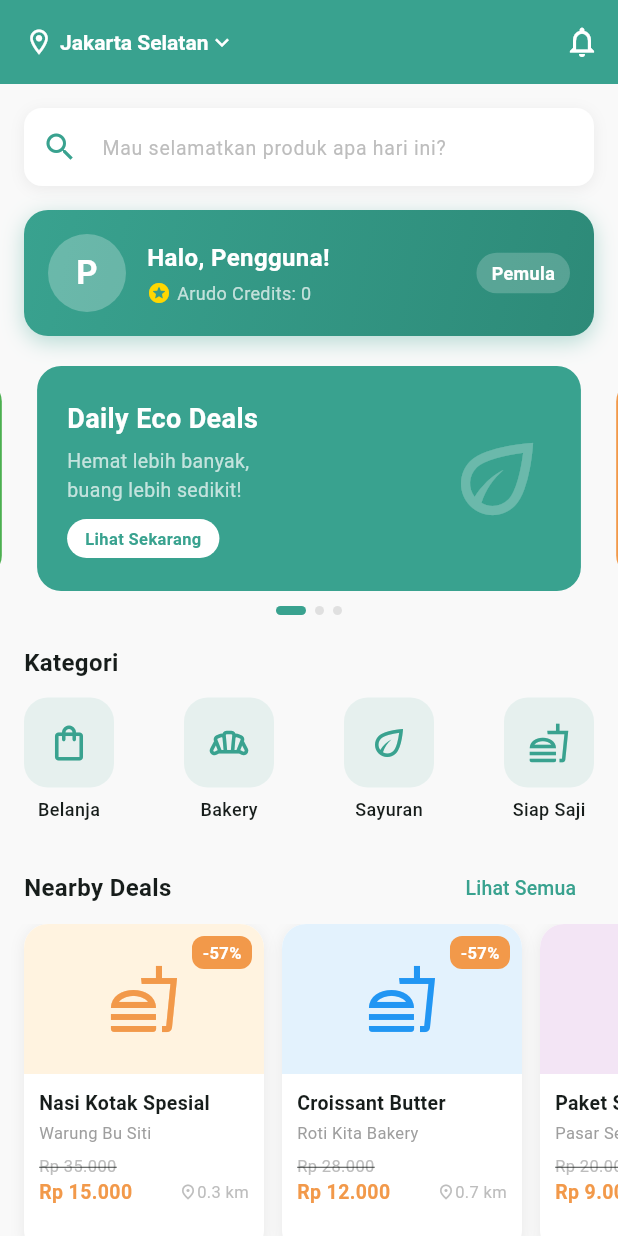
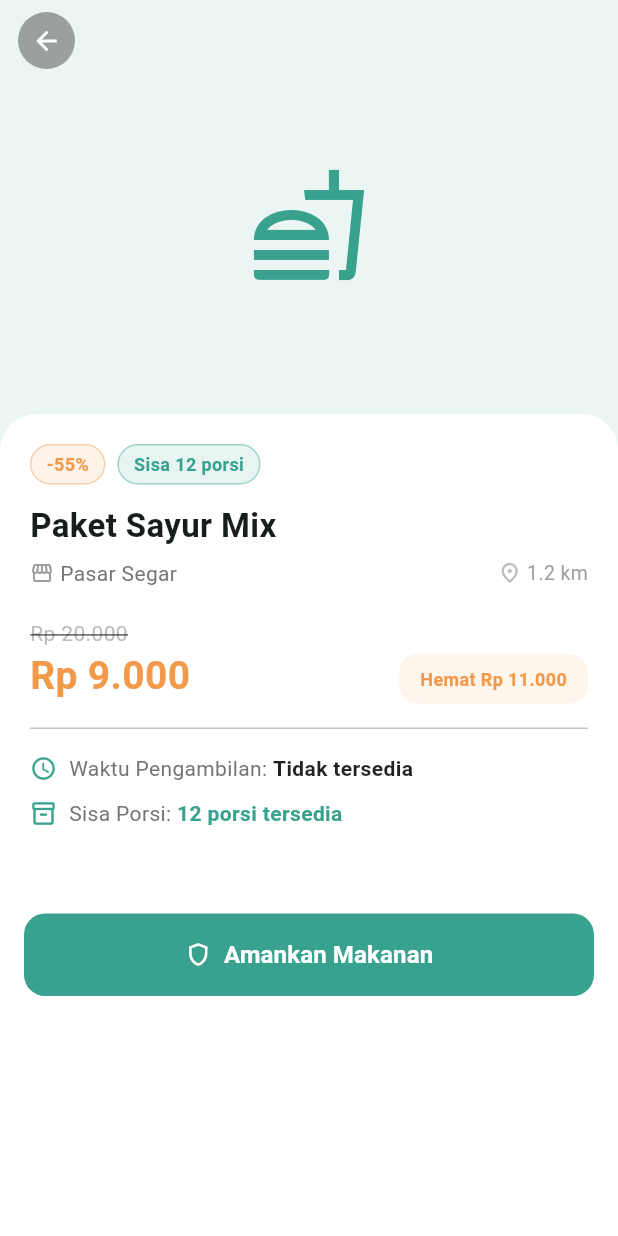
Before and after one commit to ryahazzel/arudocare, a Flutter app: the HomeScreen screen opened by its route, after a tap on an icon or button, on a phone screen of 412 x 824 dp. Run offline on Flutter 3.47's test engine with Material 3 defaults, Android fonts, the phone set to English and light mode, and no system bars; drawn by our look-alikes of carousel_slider; our stand-ins replace dio, shared_preferences; accounts and stored records are empty; network calls fail.

Commit message:
feat: product detail page

```diff
--- a/mobile/lib/features/home/models/product_model.dart
+++ b/mobile/lib/features/home/models/product_model.dart
@@ -8,6 +8,9 @@ class ProductModel {
   final String category;
   final double distanceKm;
   final String? imageUrl;
+  final String? description;
+  final String? pickupTimeStart;
+  final String? pickupTimeEnd;
 
   const ProductModel({
     required this.id,
@@ -19,6 +22,9 @@ class ProductModel {
     required this.category,
     required this.distanceKm,
     this.imageUrl,
+    this.description,
+    this.pickupTimeStart,
+    this.pickupTimeEnd,
   });
 
   factory ProductModel.fromJson(Map<String, dynamic> json) {
@@ -32,6 +38,9 @@ class ProductModel {
       category: json['category'] ?? '',
       distanceKm: (json['distance_km'] ?? 0).toDouble(),
       imageUrl: json['image_url'],
+      description: json['description'],
+      pickupTimeStart: (json['pickup_time_start'] as String?)?.substring(0, 5),
+      pickupTimeEnd: (json['pickup_time_end'] as String?)?.substring(0, 5),
     );
   }
 
--- a/mobile/lib/features/home/presentations/home_screen.dart
+++ b/mobile/lib/features/home/presentations/home_screen.dart
@@ -3,6 +3,7 @@ import 'package:provider/provider.dart';
 import 'package:carousel_slider/carousel_slider.dart';
 import '../../../shared/theme.dart';
 import '../../../features/auth/providers/auth_provider.dart';
+import '../../product/presentations/product_detail_screen.dart';
 import '../providers/home_provider.dart';
 import '../models/product_model.dart';
 
@@ -518,7 +519,14 @@ class _DealCard extends StatelessWidget {
     final colorIndex = int.parse(product.id) % colors.length;
 
     return GestureDetector(
-      onTap: () {},
+      onTap: () {
+        Navigator.push(
+          context,
+          MaterialPageRoute(
+            builder: (ctx) => ProductDetailScreen(product: product),
+          ),
+        );
+      },
       child: Container(
         width: 160,
         decoration: BoxDecoration(
@@ -526,7 +534,7 @@ class _DealCard extends StatelessWidget {
           borderRadius: BorderRadius.circular(16),
           boxShadow: [
             BoxShadow(
-              color: Colors.black.withValues(alpha:0.07),
+              color: Colors.black.withValues(alpha: 0.07),
               blurRadius: 8,
               offset: const Offset(0, 2),
             ),
@@ -535,19 +543,48 @@ class _DealCard extends StatelessWidget {
         child: Column(
           crossAxisAlignment: CrossAxisAlignment.start,
           children: [
-            // Image placeholder
-            Container(
-              height: 100,
-              decoration: BoxDecoration(
-                color: colors[colorIndex],
+            ClipRRect(
               borderRadius:
                   const BorderRadius.vertical(top: Radius.circular(16)),
+              child: SizedBox(
+                height: 100,
+                width: double.infinity,
+                child: Stack(
+                  fit: StackFit.expand,
+                  children: [
+                    product.imageUrl != null
+                        ? Hero(
+                            tag: 'product_${product.id}',
+                            child: Image.network(
+                              product.imageUrl!,
+                              fit: BoxFit.cover,
+                              loadingBuilder: (ctx, child, progress) =>
+                                  progress == null
+                                      ? child
+                                      : Container(
+                                          color: colors[colorIndex],
+                                          child: const Center(
+                                            child: CircularProgressIndicator(
+                                                strokeWidth: 2,
+                                                color: kPrimaryColor),
                                           ),
-              child: Stack(
-                children: [
-                  Center(
+                                        ),
+                              errorBuilder: (ctx, e, st) => Container(
+                                color: colors[colorIndex],
+                                child: Center(
+                                  child: Icon(Icons.fastfood_outlined,
+                                      size: 48,
+                                      color: iconColors[colorIndex]),
+                                ),
+                              ),
+                            ),
+                          )
+                        : Container(
+                            color: colors[colorIndex],
+                            child: Center(
                               child: Icon(Icons.fastfood_outlined,
                                   size: 48, color: iconColors[colorIndex]),
+                            ),
                           ),
                     Positioned(
                       top: 8,
@@ -570,6 +607,7 @@ class _DealCard extends StatelessWidget {
                       ),
                     ),
                   ],
+                ),
               ),
             ),
             // Info
--- /dev/null
+++ b/mobile/lib/features/product/presentations/product_detail_screen.dart
@@ -0,0 +1,323 @@
+import 'package:flutter/material.dart';
+import '../../home/models/product_model.dart';
+import '../../../shared/theme.dart';
+
+class ProductDetailScreen extends StatelessWidget {
+  final ProductModel product;
+
+  const ProductDetailScreen({super.key, required this.product});
+
+  @override
+  Widget build(BuildContext context) {
+    return Scaffold(
+      backgroundColor: Colors.white,
+      body: Stack(
+        children: [
+          SingleChildScrollView(
+            child: Column(
+              crossAxisAlignment: CrossAxisAlignment.start,
+              children: [
+                _buildImageSection(context),
+                Transform.translate(
+                  offset: const Offset(0, -24),
+                  child: _ContentCard(product: product),
+                ),
+              ],
+            ),
+          ),
+          _buildBottomButton(context),
+        ],
+      ),
+    );
+  }
+
+  Widget _buildImageSection(BuildContext context) {
+    return Stack(
+      children: [
+        Hero(
+          tag: 'product_${product.id}',
+          child: SizedBox(
+            height: 300,
+            width: double.infinity,
+            child: product.imageUrl != null
+                ? Image.network(
+                    product.imageUrl!,
+                    fit: BoxFit.cover,
+                    errorBuilder: (ctx, e, st) => _imageFallback(),
+                  )
+                : _imageFallback(),
+          ),
+        ),
+        Positioned(
+          top: MediaQuery.of(context).padding.top + 8,
+          left: 12,
+          child: GestureDetector(
+            onTap: () => Navigator.pop(context),
+            child: Container(
+              width: 38,
+              height: 38,
+              decoration: BoxDecoration(
+                color: Colors.black.withValues(alpha: 0.35),
+                shape: BoxShape.circle,
+              ),
+              child: const Icon(Icons.arrow_back, color: Colors.white, size: 20),
+            ),
+          ),
+        ),
+      ],
+    );
+  }
+
+  Widget _imageFallback() {
+    return Container(
+      color: kPrimaryColor.withValues(alpha: 0.1),
+      child: const Center(
+        child: Icon(Icons.fastfood_outlined, size: 80, color: kPrimaryColor),
+      ),
+    );
+  }
+
+  Widget _buildBottomButton(BuildContext context) {
+    return Positioned(
+      bottom: 0,
+      left: 0,
+      right: 0,
+      child: Container(
+        color: Colors.white,
+        padding: EdgeInsets.fromLTRB(
+            16, 12, 16, MediaQuery.of(context).padding.bottom + 12),
+        child: ElevatedButton.icon(
+          style: ElevatedButton.styleFrom(
+            backgroundColor: kPrimaryColor,
+            foregroundColor: Colors.white,
+            padding: const EdgeInsets.symmetric(vertical: 16),
+            shape: RoundedRectangleBorder(
+              borderRadius: BorderRadius.circular(14),
+            ),
+            elevation: 0,
+          ),
+          onPressed: product.stock > 0
+              ? () {
+                  ScaffoldMessenger.of(context).showSnackBar(
+                    SnackBar(
+                      content: Text('${product.name} berhasil diamankan!'),
+                      backgroundColor: kPrimaryColor,
+                      behavior: SnackBarBehavior.floating,
+                    ),
+                  );
+                }
+              : null,
+          icon: const Icon(Icons.shield_outlined),
+          label: Text(
+            product.stock > 0 ? 'Amankan Makanan' : 'Stok Habis',
+            style: const TextStyle(fontSize: 16, fontWeight: FontWeight.bold),
+          ),
+        ),
+      ),
+    );
+  }
+}
+
+class _ContentCard extends StatelessWidget {
+  final ProductModel product;
+
+  const _ContentCard({required this.product});
+
+  @override
+  Widget build(BuildContext context) {
+    return Container(
+      decoration: const BoxDecoration(
+        color: Colors.white,
+        borderRadius: BorderRadius.vertical(top: Radius.circular(24)),
+      ),
+      padding: const EdgeInsets.fromLTRB(20, 20, 20, 100),
+      child: Column(
+        crossAxisAlignment: CrossAxisAlignment.start,
+        children: [
+          _buildBadgeRow(),
+          const SizedBox(height: 12),
+          Text(
+            product.name,
+            style: const TextStyle(fontSize: 22, fontWeight: FontWeight.bold),
+          ),
+          const SizedBox(height: 6),
+          Row(
+            children: [
+              Icon(Icons.storefront_outlined, size: 16, color: Colors.grey[500]),
+              const SizedBox(width: 4),
+              Expanded(
+                child: Text(
+                  product.merchantName,
+                  style: TextStyle(fontSize: 14, color: Colors.grey[600]),
+                  overflow: TextOverflow.ellipsis,
+                ),
+              ),
+              Icon(Icons.place_outlined, size: 16, color: Colors.grey[400]),
+              Text(
+                ' ${product.distanceKm} km',
+                style: TextStyle(fontSize: 13, color: Colors.grey[500]),
+              ),
+            ],
+          ),
+          const SizedBox(height: 20),
+          _buildPriceSection(),
+          const Padding(
+            padding: EdgeInsets.symmetric(vertical: 16),
+            child: Divider(height: 1),
+          ),
+          _buildInfoRow(
+            Icons.access_time_outlined,
+            'Waktu Pengambilan',
+            _pickupTimeLabel(),
+          ),
+          const SizedBox(height: 10),
+          _buildInfoRow(
+            Icons.inventory_2_outlined,
+            'Sisa Porsi',
+            '${product.stock} porsi tersedia',
+            valueColor: _stockColor(),
+          ),
+          if (product.description != null && product.description!.isNotEmpty) ...[
+            const Padding(
+              padding: EdgeInsets.symmetric(vertical: 16),
+              child: Divider(height: 1),
+            ),
+            const Text(
+              'Deskripsi',
+              style: TextStyle(fontSize: 15, fontWeight: FontWeight.bold),
+            ),
+            const SizedBox(height: 6),
+            Text(
+              product.description!,
+              style: TextStyle(fontSize: 14, color: Colors.grey[600], height: 1.5),
+            ),
+          ],
+        ],
+      ),
+    );
+  }
+
+  Widget _buildBadgeRow() {
+    return Row(
+      children: [
+        _badge('-${product.discountPercent}%', kOrangeColor),
+        const SizedBox(width: 8),
+        _badge('Sisa ${product.stock} porsi', _stockColor()),
+      ],
+    );
+  }
+
+  Widget _badge(String label, Color color) {
+    return Container(
+      padding: const EdgeInsets.symmetric(horizontal: 10, vertical: 4),
+      decoration: BoxDecoration(
+        color: color.withValues(alpha: 0.12),
+        borderRadius: BorderRadius.circular(20),
+        border: Border.all(color: color.withValues(alpha: 0.4)),
+      ),
+      child: Text(
+        label,
+        style: TextStyle(
+          color: color,
+          fontSize: 12,
+          fontWeight: FontWeight.bold,
+        ),
+      ),
+    );
+  }
+
+  Widget _buildPriceSection() {
+    return Row(
+      crossAxisAlignment: CrossAxisAlignment.end,
+      children: [
+        Column(
+          crossAxisAlignment: CrossAxisAlignment.start,
+          children: [
+            Text(
+              'Rp ${_fmt(product.originalPrice)}',
+              style: TextStyle(
+                fontSize: 14,
+                color: Colors.grey[400],
+                decoration: TextDecoration.lineThrough,
+              ),
+            ),
+            Text(
+              'Rp ${_fmt(product.discountPrice)}',
+              style: TextStyle(
+                fontSize: 26,
+                color: kOrangeColor,
+                fontWeight: FontWeight.bold,
+              ),
+            ),
+          ],
+        ),
+        const Spacer(),
+        Container(
+          padding: const EdgeInsets.symmetric(horizontal: 14, vertical: 8),
+          decoration: BoxDecoration(
+            color: kOrangeColor.withValues(alpha: 0.1),
+            borderRadius: BorderRadius.circular(12),
+          ),
+          child: Text(
+            'Hemat Rp ${_fmt(product.originalPrice - product.discountPrice)}',
+            style: TextStyle(
+              color: kOrangeColor,
+              fontSize: 12,
+              fontWeight: FontWeight.w600,
+            ),
+          ),
+        ),
+      ],
+    );
+  }
+
+  Widget _buildInfoRow(IconData icon, String label, String value,
+      {Color? valueColor}) {
+    return Row(
+      children: [
+        Icon(icon, size: 18, color: kPrimaryColor),
+        const SizedBox(width: 8),
+        Text(
+          '$label: ',
+          style: TextStyle(fontSize: 14, color: Colors.grey[600]),
+        ),
+        Text(
+          value,
+          style: TextStyle(
+            fontSize: 14,
+            fontWeight: FontWeight.w600,
+            color: valueColor ?? Colors.black87,
+          ),
+        ),
+      ],
+    );
+  }
+
+  String _pickupTimeLabel() {
+    if (product.pickupTimeStart != null && product.pickupTimeEnd != null) {
+      return '${product.pickupTimeStart} - ${product.pickupTimeEnd}';
+    }
+    return 'Tidak tersedia';
+  }
+
+  Color _stockColor() {
+    if (product.stock > 5) return kPrimaryColor;
+    if (product.stock > 1) return kOrangeColor;
+    return Colors.red;
+  }
+
+  String _fmt(double price) {
+    final val = price.toInt();
+    if (val >= 1000000) {
+      return '${(val / 1000000).toStringAsFixed(1)} jt';
+    }
+    if (val >= 1000) {
+      final thousands = val ~/ 1000;
+      final remainder = val % 1000;
+      return remainder == 0
+          ? '$thousands.000'
+          : '$thousands.${remainder.toString().padLeft(3, '0')}';
+    }
+    return val.toString();
+  }
+}
```
Lines whose indentation alone changed are shown as unchanged.
